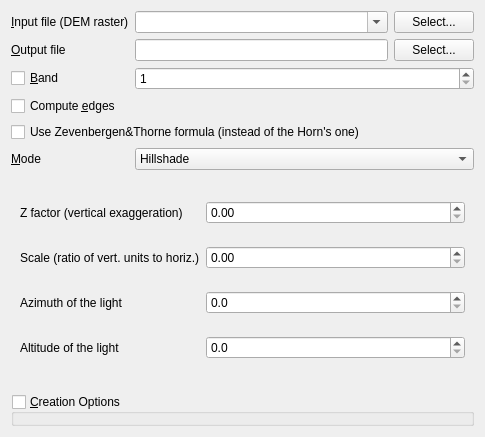
Qt form qgis/python/plugins/GdalTools/tools/widgetDEM.ui (sourcepole/qgis) before a commit.
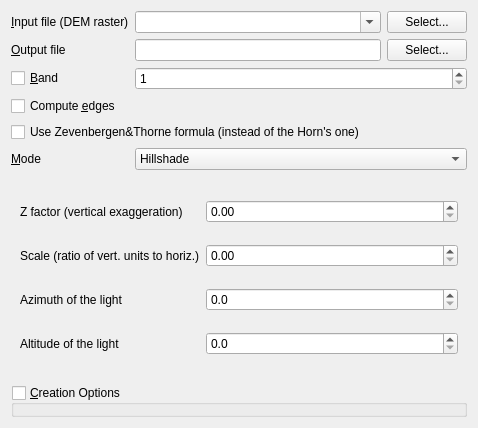
The same form after that commit. Custom widgets are drawn as their Qt base class.

```diff
--- a/qgis/python/plugins/GdalTools/tools/widgetDEM.ui
+++ b/qgis/python/plugins/GdalTools/tools/widgetDEM.ui
@@ -6,8 +6,8 @@
    <rect>
     <x>0</x>
     <y>0</y>
-    <width>485</width>
-    <height>437</height>
+    <width>478</width>
+    <height>428</height>
    </rect>
   </property>
   <property name="sizePolicy">
```
Left out of the diff: 2 changed lines with no effect on the pictures.
